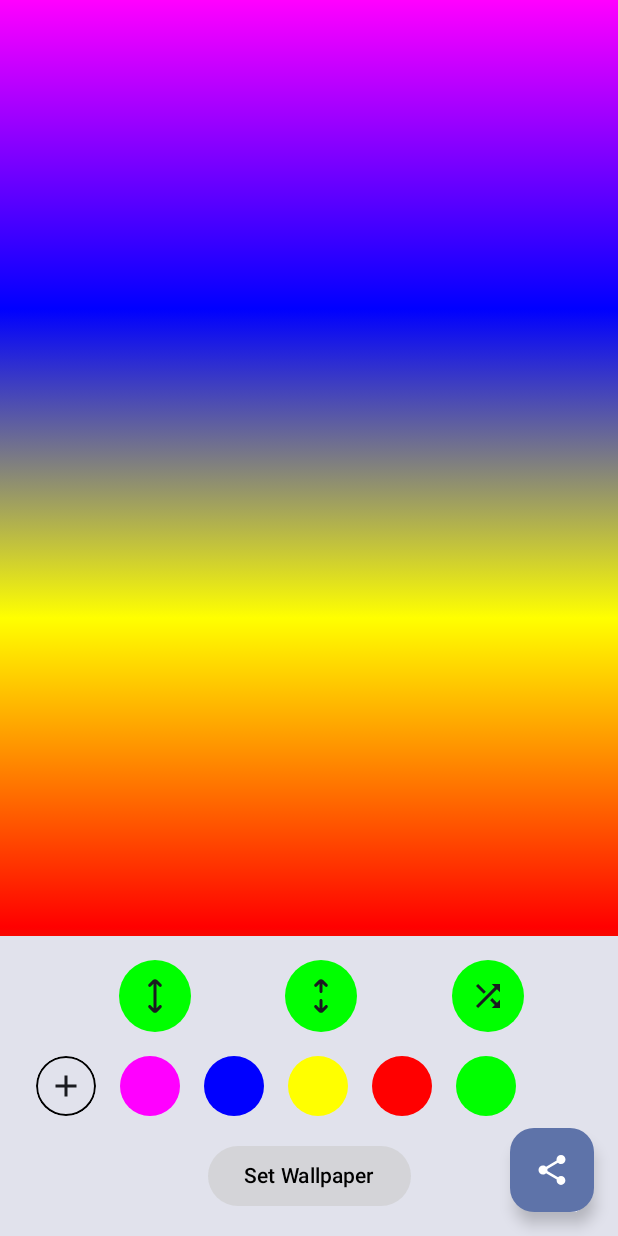
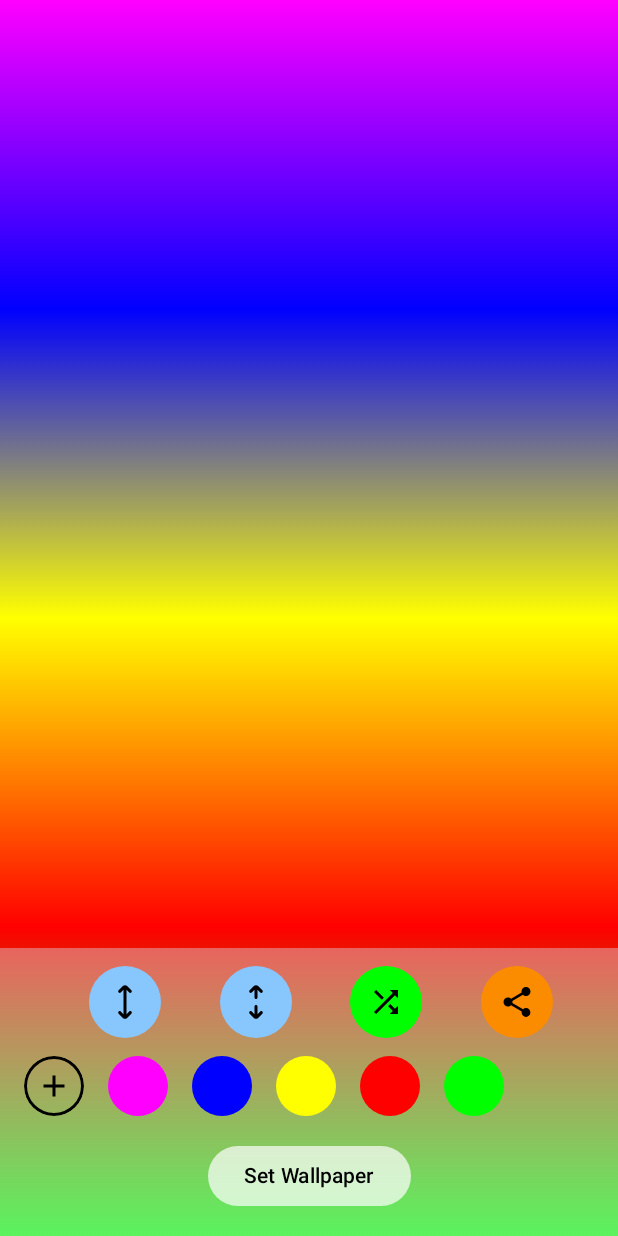
Before and after one commit to KaushalVasava/Gradient, an Android app built with Jetpack Compose: the screen it shows after launch (MainActivity), on a phone screen of 412 x 824 dp. Run offline under Robolectric (Android 15) with nearby library versions, the phone set to English and light mode, and no system bars.

Commit message:
Update layout and add dynamic colors functionality

```diff
--- a/app/src/main/java/com/lahsuak/apps/gradient/MainActivity.kt
+++ b/app/src/main/java/com/lahsuak/apps/gradient/MainActivity.kt
@@ -21,6 +21,7 @@ class MainActivity : ComponentActivity() {
                     modifier = Modifier.fillMaxSize(),
                     color = MaterialTheme.colorScheme.background
                 ) {
+//                    ColorPickerDialog()
                     GradientDesignScreen()
                 }
             }
--- a/app/src/main/java/com/lahsuak/apps/gradient/ui/screen/GradientDesignScreen.kt
+++ b/app/src/main/java/com/lahsuak/apps/gradient/ui/screen/GradientDesignScreen.kt
@@ -1,29 +1,21 @@
 package com.lahsuak.apps.gradient.ui.screen
 
-import android.app.WallpaperManager
-import android.content.Context
-import android.content.Intent
-import android.content.Intent.createChooser
-import android.graphics.Bitmap
 import android.graphics.Picture
-import android.media.MediaScannerConnection
-import android.net.Uri
-import android.os.Build
-import android.os.Environment
+import android.widget.Toast
+import androidx.annotation.DrawableRes
 import androidx.compose.foundation.background
 import androidx.compose.foundation.layout.Arrangement
 import androidx.compose.foundation.layout.Box
 import androidx.compose.foundation.layout.Column
 import androidx.compose.foundation.layout.Row
+import androidx.compose.foundation.layout.fillMaxHeight
 import androidx.compose.foundation.layout.fillMaxSize
 import androidx.compose.foundation.layout.fillMaxWidth
 import androidx.compose.foundation.layout.padding
+import androidx.compose.foundation.layout.size
 import androidx.compose.foundation.shape.CircleShape
-import androidx.compose.material.icons.Icons
-import androidx.compose.material.icons.filled.Share
 import androidx.compose.material3.Button
 import androidx.compose.material3.ButtonDefaults
-import androidx.compose.material3.FloatingActionButton
 import androidx.compose.material3.Icon
 import androidx.compose.material3.IconButton
 import androidx.compose.material3.MaterialTheme
@@ -45,24 +37,28 @@ import androidx.compose.ui.Alignment
 import androidx.compose.ui.Modifier
 import androidx.compose.ui.draw.clip
 import androidx.compose.ui.draw.drawWithCache
-import androidx.compose.ui.draw.rotate
+import androidx.compose.ui.geometry.Size
 import androidx.compose.ui.graphics.Color
 import androidx.compose.ui.graphics.drawscope.draw
 import androidx.compose.ui.graphics.drawscope.drawIntoCanvas
 import androidx.compose.ui.graphics.nativeCanvas
+import androidx.compose.ui.layout.onGloballyPositioned
 import androidx.compose.ui.platform.LocalContext
 import androidx.compose.ui.res.painterResource
+import androidx.compose.ui.res.stringResource
 import androidx.compose.ui.tooling.preview.Preview
+import androidx.compose.ui.unit.Dp
 import androidx.compose.ui.unit.dp
-import androidx.core.content.ContextCompat.startActivity
+import androidx.compose.ui.unit.toSize
 import com.lahsuak.apps.gradient.R
+import com.lahsuak.apps.gradient.util.BitmapUtils.createBitmapFromPicture
+import com.lahsuak.apps.gradient.util.BitmapUtils.saveToDisk
+import com.lahsuak.apps.gradient.util.BitmapUtils.setWallpaper
+import com.lahsuak.apps.gradient.util.BitmapUtils.shareBitmap
 import kotlinx.coroutines.Dispatchers
 import kotlinx.coroutines.launch
-import kotlinx.coroutines.suspendCancellableCoroutine
-import java.io.File
-import kotlin.coroutines.resume
+import kotlinx.coroutines.withContext
 import kotlin.random.Random
-
 
 @Preview
 @Composable
@@ -78,20 +74,13 @@ fun GradientDesignScreen() {
             Color.Blue,
             Color.Yellow,
             Color.Red,
-            Color.Green,
-//            Color.LightGray,
-//            Color.Cyan,
-//            Color.Black,
-//            Color.White
+            Color.Green
         )
     }
 
-    var colorCount by rememberSaveable {
-        mutableIntStateOf(5)
+    var colorCount by remember {
+        mutableIntStateOf(colors.size)
     }
-//    var colorCount2 by rememberSaveable {
-//        mutableIntStateOf(4)
-//    }
     var rotateAngle by rememberSaveable {
         mutableFloatStateOf(0f)
     }
@@ -102,9 +91,6 @@ fun GradientDesignScreen() {
         mutableStateOf(false)
     }
 
-    // This logic should live in your ViewModel - trigger a side effect to invoke URI sharing.
-    // checks permissions granted, and then saves the bitmap from a Picture that is already capturing content
-    // and shares it with the default share sheet.
     fun shareBitmapFromComposable() {
         coroutineScope.launch(Dispatchers.IO) {
             val bitmap = createBitmapFromPicture(picture)
@@ -113,15 +99,10 @@ fun GradientDesignScreen() {
         }
     }
 
+    var canvasSize by remember { mutableStateOf(Size.Zero) }
+
     Scaffold(
-        snackbarHost = { SnackbarHost(snackbarHostState) },
-        floatingActionButton = {
-            FloatingActionButton(onClick = {
-                shareBitmapFromComposable()
-            }) {
-                Icon(Icons.Default.Share, "share")
-            }
-        }
+        snackbarHost = { SnackbarHost(snackbarHostState) }
     ) { padding ->
         // [START android_compose_draw_into_bitmap]
         Box(Modifier.padding(padding)) {
@@ -131,8 +112,8 @@ fun GradientDesignScreen() {
                     .drawWithCache {
                         // Example that shows how to redirect rendering to an Android Picture and then
                         // draw the picture into the original destination
-                        val width = this.size.width.toInt()
-                        val height = this.size.height.toInt()
+                        val width = canvasSize.width.toInt()
+                        val height = canvasSize.height.toInt()
                         onDrawWithContent {
                             val pictureCanvas =
                                 androidx.compose.ui.graphics.Canvas(
@@ -141,7 +122,12 @@ fun GradientDesignScreen() {
                                         height
                                     )
                                 )
-                            draw(this, this.layoutDirection, pictureCanvas, this.size) {
+                            draw(
+                                this,
+                                this.layoutDirection,
+                                pictureCanvas,
+                                canvasSize
+                            ) {
                                 this@onDrawWithContent.drawContent()
                             }
                             picture.endRecording()
@@ -151,8 +137,17 @@ fun GradientDesignScreen() {
                     }
             ) {
                 RandomBackgroundScreen(
-                    colors,
-                    colorCount = { colorCount },
+                    modifier = Modifier.fillMaxWidth().fillMaxHeight().onGloballyPositioned { coordinates ->
+                        canvasSize = coordinates.size.toSize()
+                    },
+                    colors = colors,
+                    colorCount = {
+                        if (colors.size > colorCount) {
+                            colorCount + 1
+                        } else {
+                            colorCount
+                        }
+                    },
                     rotateAngle = { rotateAngle },
                     isSweepEnable = { isSweepEnable },
                     isSweepGradientInside = { isSweepGradientInside }
@@ -160,7 +155,7 @@ fun GradientDesignScreen() {
             }
             Column(
                 Modifier
-                    .background(MaterialTheme.colorScheme.surfaceVariant)
+                    .background(MaterialTheme.colorScheme.surfaceVariant.copy(0.4f))
                     .fillMaxWidth()
                     .align(Alignment.BottomCenter)
             ) {
@@ -170,8 +165,10 @@ fun GradientDesignScreen() {
                         .padding(top = 16.dp, start = 16.dp),
                     horizontalArrangement = Arrangement.SpaceEvenly
                 ) {
-                    IconButton(
-                        onClick = {
+                    CircularIconButton(
+                        iconId = R.drawable.ic_arrow_dual_full,
+                        color = Color(0xFF88C6FE)
+                    ) {
                         if (isSweepEnable) {
                             isSweepEnable = false
                         }
@@ -179,58 +176,65 @@ fun GradientDesignScreen() {
                             rotateAngle = 0f
                         }
                         rotateAngle += 45f
+                    }
+                    CircularIconButton(
+                        iconId = if (isSweepGradientInside) {
+                            R.drawable.ic_arrow_double_vertical_in
+                        } else {
+                            R.drawable.ic_arrow_double_vertical_out
                         },
-                        modifier = Modifier
-                            .clip(CircleShape)
-                            .background(Color.Green)
+                        color = Color(0xFF88C6FE)
                     ) {
-                        Icon(
-                            painterResource(id = R.drawable.ic_arrow_dual_full), null,
-                            modifier = Modifier.rotate(rotateAngle)
-                        )
-                    }
-                    IconButton(
-                        onClick = {
                         if (!isSweepEnable) {
                             isSweepEnable = true
                         }
                         isSweepGradientInside = !isSweepGradientInside
-                        },
-                        modifier = Modifier
-                            .clip(CircleShape)
-                            .background(Color.Green)
+                    }
+                    CircularIconButton(
+                        iconId = R.drawable.ic_shuffle,
+                        color = Color.Green
                     ) {
-                        Icon(
-                            painterResource(
-                                id = if (isSweepGradientInside) {
-                                    R.drawable.ic_arrow_double_vertical_in
-                                } else {
-                                    R.drawable.ic_arrow_double_vertical_out
+                        colorCount = Random.nextInt(2, colors.size)
                     }
-                            ), null
-                        )
-                    }
-                    IconButton(
-                        onClick = { colorCount = Random.nextInt(2, 4) },
-                        modifier = Modifier
-                            .clip(CircleShape)
-                            .background(Color.Green)
+                    CircularIconButton(
+                        iconId = R.drawable.ic_share,
+                        color = Color(0xFFFB8C00),
+                        contentDescription = stringResource(R.string.share)
                     ) {
-                        Icon(painterResource(id = R.drawable.ic_shuffle), null)
+                        shareBitmapFromComposable()
                     }
                 }
                 ColorsTray(
                     modifier = Modifier,
-                    colors
+                    colors = colors,
+                    onColorChange = { newColor, colorIndex ->
+                        if (colorIndex == -1) {
+                            val temp = mutableListOf<Color>()
+                            temp.addAll(colors)
+                            temp.add(newColor)
+                            colors.clear()
+                            colors.addAll(temp)
+                        } else {
+                            val temp = mutableListOf<Color>()
+                            temp.addAll(colors)
+                            temp.add(colorIndex, newColor)
+                            temp.removeAt(colorIndex + 1)
+                            colors.clear()
+                            colors.addAll(temp)
+                        }
+                    }
                 )
                 Button(
                     onClick = {
                         coroutineScope.launch(Dispatchers.IO) {
                             createBitmapFromPicture(picture).setWallpaper(context)
+                            withContext(Dispatchers.Main){
+                                Toast.makeText(context, "Wallpaper Successfully Set!", Toast.LENGTH_SHORT).show()
+                            }
                         }
                     },
                     colors = ButtonDefaults.buttonColors(
-                        containerColor = Color.LightGray.copy(0.6f),
+                        containerColor = Color.White.copy(0.7f),
                         contentColor = Color.Black
                     ), modifier = Modifier
                         .padding(bottom = 16.dp)
@@ -240,74 +244,26 @@ fun GradientDesignScreen() {
                 }
             }
         }
-
         // [END android_compose_draw_into_bitmap]
     }
 }
 
-fun Bitmap.setWallpaper(context: Context) {
-    val wallpaperManager = WallpaperManager.getInstance(context)
-    if (Build.VERSION.SDK_INT >= Build.VERSION_CODES.N) {
-        wallpaperManager.setBitmap(this, null, true, WallpaperManager.FLAG_SYSTEM)
-        wallpaperManager.setWallpaperOffsetSteps(1F, 1F)
-    } else {
-        wallpaperManager.setBitmap(this)
+@Composable
+fun CircularIconButton(
+    @DrawableRes
+    iconId: Int,
+    contentDescription: String? = null,
+    color: Color = Color.White,
+    size: Dp = 40.dp,
+    onClick: () -> Unit = {},
+) {
+    IconButton(
+        onClick = { onClick() },
+        modifier = Modifier
+            .size(size)
+            .clip(CircleShape)
+            .background(color)
+    ) {
+        Icon(painter = painterResource(id = iconId), contentDescription, tint = Color.Black)
     }
 }
-
-private fun createBitmapFromPicture(picture: Picture): Bitmap {
-    val bitmap = Bitmap.createBitmap(
-        picture.width,
-        picture.height,
-        Bitmap.Config.ARGB_8888
-    )
-
-    val canvas = android.graphics.Canvas(bitmap)
-    canvas.drawColor(android.graphics.Color.WHITE)
-    canvas.drawPicture(picture)
-    return bitmap
-}
-
-private suspend fun Bitmap.saveToDisk(context: Context): Uri {
-    val file = File(
-        Environment.getExternalStoragePublicDirectory(Environment.DIRECTORY_PICTURES),
-        "screenshot-${System.currentTimeMillis()}.png"
-    )
-
-    file.writeBitmap(this, Bitmap.CompressFormat.PNG, 100)
-
-    return scanFilePath(context, file.path) ?: throw Exception("File could not be saved")
-}
-
-
-private suspend fun scanFilePath(context: Context, filePath: String): Uri? {
-    return suspendCancellableCoroutine { continuation ->
-        MediaScannerConnection.scanFile(
-            context,
-            arrayOf(filePath),
-            arrayOf("image/png")
-        ) { _, scannedUri ->
-            if (scannedUri == null) {
-                continuation.cancel(Exception("File $filePath could not be scanned"))
-            } else {
-                continuation.resume(scannedUri)
-            }
-        }
-    }
-}
-
-private fun File.writeBitmap(bitmap: Bitmap, format: Bitmap.CompressFormat, quality: Int) {
-    outputStream().use { out ->
-        bitmap.compress(format, quality, out)
-        out.flush()
-    }
-}
-
-private fun shareBitmap(context: Context, uri: Uri) {
-    val intent = Intent(Intent.ACTION_SEND).apply {
-        type = "image/png"
-        putExtra(Intent.EXTRA_STREAM, uri)
-        addFlags(Intent.FLAG_GRANT_READ_URI_PERMISSION)
-    }
-    startActivity(context, createChooser(intent, "Share your image"), null)
-}
--- /dev/null
+++ b/app/src/main/res/drawable/ic_share.xml
@@ -0,0 +1,5 @@
+<vector android:height="24dp" android:tint="#000000"
+    android:viewportHeight="24" android:viewportWidth="24"
+    android:width="24dp" xmlns:android="http://schemas.android.com/apk/res/android">
+    <path android:fillColor="@android:color/white" android:pathData="M18,16.08c-0.76,0 -1.44,0.3 -1.96,0.77L8.91,12.7c0.05,-0.23 0.09,-0.46 0.09,-0.7s-0.04,-0.47 -0.09,-0.7l7.05,-4.11c0.54,0.5 1.25,0.81 2.04,0.81 1.66,0 3,-1.34 3,-3s-1.34,-3 -3,-3 -3,1.34 -3,3c0,0.24 0.04,0.47 0.09,0.7L8.04,9.81C7.5,9.31 6.79,9 6,9c-1.66,0 -3,1.34 -3,3s1.34,3 3,3c0.79,0 1.5,-0.31 2.04,-0.81l7.12,4.16c-0.05,0.21 -0.08,0.43 -0.08,0.65 0,1.61 1.31,2.92 2.92,2.92 1.61,0 2.92,-1.31 2.92,-2.92s-1.31,-2.92 -2.92,-2.92z"/>
+</vector>
--- a/app/src/main/res/values/strings.xml
+++ b/app/src/main/res/values/strings.xml
@@ -1,3 +1,4 @@
 <resources>
     <string name="app_name">Gradient</string>
+    <string name="share">Share</string>
 </resources>
```
Also changed, not shown: app/src/main/java/com/lahsuak/apps/gradient/ui/screen/ColorPickerDialog.kt (added, +64 -0 lines), app/src/main/java/com/lahsuak/apps/gradient/ui/screen/WallpaperGeneratorScreen.kt (+55 -153 lines), app/src/main/java/com/lahsuak/apps/gradient/util/BitmapUtils.kt (added, +85 -0 lines). Lines whose indentation alone changed are shown as unchanged.
